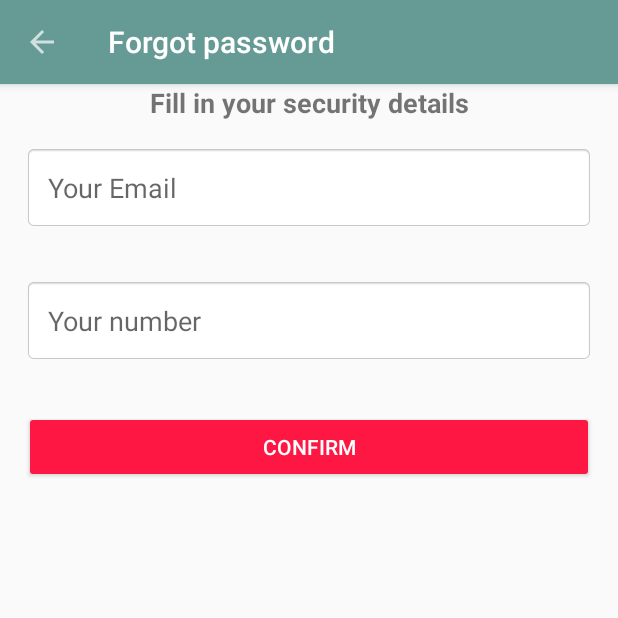
After one commit to harshkhare93/CashTrack-Project-work, an Android app: the ForgotActivity screen opened directly, with no data from a screen before it, on a phone screen of 412 x 824 dp, the top half of it. The commit adds this screen. Run offline under Robolectric (Android 15) with nearby library versions, the phone set to English and light mode, and no system bars.

Commit message:
completed app

```diff
--- a/app/src/main/java/trainedge/cashtrack/AlarmReceiver.java
+++ b/app/src/main/java/trainedge/cashtrack/AlarmReceiver.java
@@ -75,7 +75,6 @@ public class AlarmReceiver extends BroadcastReceiver implements TextToSpeech.OnI
             calSet.set(Calendar.SECOND, 0);
             calSet.set(Calendar.MILLISECOND, 0);
             Intent intent = new Intent("trainedge.cashtrack.MY_ALARM");
-
             PendingIntent pendingIntent = PendingIntent.getBroadcast(context, 1, intent, PendingIntent.FLAG_UPDATE_CURRENT);
             AlarmManager alarmManager = (AlarmManager) context.getSystemService(ALARM_SERVICE);
             alarmManager.setRepeating(AlarmManager.RTC_WAKEUP, calSet.getTimeInMillis(), 24 * 60 * 60 * 1000, pendingIntent);
@@ -124,7 +123,6 @@ public class AlarmReceiver extends BroadcastReceiver implements TextToSpeech.OnI
         intent.putExtra("trainedge.cashtrack.EXTRA_MSG", msg);
         PendingIntent pendingIntent = PendingIntent.getBroadcast(context, 1, intent, PendingIntent.FLAG_UPDATE_CURRENT);
         AlarmManager alarmManager = (AlarmManager) context.getSystemService(ALARM_SERVICE);
-
         alarmManager.setRepeating(AlarmManager.RTC_WAKEUP, calSet.getTimeInMillis(), 24 * 60 * 60 * 1000, pendingIntent);
         Log.i("SERVICE", "alarm set");
         Toast.makeText(context, "Event schedule set", Toast.LENGTH_SHORT).show();
--- /dev/null
+++ b/app/src/main/java/trainedge/cashtrack/ForgotActivity.java
@@ -0,0 +1,73 @@
+package trainedge.cashtrack;
+
+import android.content.Intent;
+import android.content.SharedPreferences;
+import android.net.Uri;
+import android.os.Bundle;
+import android.support.design.widget.FloatingActionButton;
+import android.support.design.widget.Snackbar;
+import android.support.v7.app.AppCompatActivity;
+import android.support.v7.widget.Toolbar;
+import android.view.View;
+import android.widget.Button;
+import android.widget.EditText;
+
+import static trainedge.cashtrack.Constants.EMAIL;
+import static trainedge.cashtrack.Constants.NUMBER;
+
+public class ForgotActivity extends AppCompatActivity implements View.OnClickListener {
+
+    private SharedPreferences settings;
+    private Button btnConfirm;
+    private EditText etEmail;
+    private EditText etContact;
+
+    @Override
+    protected void onCreate(Bundle savedInstanceState) {
+        super.onCreate(savedInstanceState);
+        setContentView(R.layout.activity_forgot);
+        Toolbar toolbar = (Toolbar) findViewById(R.id.toolbar);
+        btnConfirm = (Button) findViewById(R.id.btnConfirm);
+        etEmail = (EditText) findViewById(R.id.etEmail);
+        etContact = (EditText) findViewById(R.id.etContact);
+
+        setSupportActionBar(toolbar);
+        getSupportActionBar().setDisplayHomeAsUpEnabled(true);
+
+        btnConfirm.setOnClickListener(this);
+        settings = getSharedPreferences(Constants.MY_PREFS, MODE_PRIVATE);
+
+    }
+
+
+    @Override
+    public void onClick(View v) {
+        if (settings.contains(EMAIL) && settings.contains(NUMBER)) {
+            String email = etEmail.getText().toString();
+            String contact = etContact.getText().toString();
+            String savedEmail = settings.getString(EMAIL, "");
+            String savedContact = settings.getString(NUMBER, "");
+
+            if (email.equals(savedEmail) && contact.equals(savedContact)) {
+                String savedPassword = settings.getString(Constants.PASSWORD, "");
+                composeEmail(new String[]{savedEmail}, "Password recovery mail", savedPassword);
+
+            }
+        } else {
+            Snackbar.make(etEmail, "You have not registered yet", Snackbar.LENGTH_INDEFINITE).show();
+        }
+
+    }
+
+    public void composeEmail(String[] addresses, String subject, String msg) {
+        Intent intent = new Intent(Intent.ACTION_SENDTO);
+        intent.setData(Uri.parse("mailto:")); // only email apps should handle this
+        intent.putExtra(Intent.EXTRA_EMAIL, addresses);
+        intent.putExtra(Intent.EXTRA_SUBJECT, subject);
+        intent.putExtra(Intent.EXTRA_TEXT,  msg);
+        if (intent.resolveActivity(getPackageManager()) != null) {
+            startActivity(intent);
+        }
+    }
+
+}
--- a/app/src/main/java/trainedge/cashtrack/GraphActivity.java
+++ b/app/src/main/java/trainedge/cashtrack/GraphActivity.java
@@ -55,9 +55,7 @@ public class GraphActivity extends AppCompatActivity {
     private void cursorToList() {
 
         ExpenseDatabaseAdapter dbAdapter = new ExpenseDatabaseAdapter(this).open();
-
         Cursor cursor = dbAdapter.getAllExpense();
-
         float budget = expPref.getFloat("budget", 0.0f);
         dbAdapter.close();
         cursor = new ExpenseDatabaseAdapter(this).open().getAllExpense();
--- a/app/src/main/java/trainedge/cashtrack/ListActivity.java
+++ b/app/src/main/java/trainedge/cashtrack/ListActivity.java
@@ -267,6 +267,7 @@ public class ListActivity extends AppCompatActivity
             settings.edit().putBoolean(STATE, false).apply();
             Intent settings = new Intent(ListActivity.this, LoginActivity.class);
             startActivity(settings);
+            finish();
         }
 
         DrawerLayout drawer = (DrawerLayout) findViewById(R.id.drawer_layout);
--- /dev/null
+++ b/app/src/main/res/layout/activity_forgot.xml
@@ -0,0 +1,26 @@
+<?xml version="1.0" encoding="utf-8"?>
+<android.support.design.widget.CoordinatorLayout xmlns:android="http://schemas.android.com/apk/res/android"
+    xmlns:app="http://schemas.android.com/apk/res-auto"
+    xmlns:tools="http://schemas.android.com/tools"
+    android:layout_width="match_parent"
+    android:layout_height="match_parent"
+    tools:context="trainedge.cashtrack.ForgotActivity">
+
+    <android.support.design.widget.AppBarLayout
+        android:layout_width="match_parent"
+        android:layout_height="wrap_content"
+        android:theme="@style/AppTheme.AppBarOverlay">
+
+        <android.support.v7.widget.Toolbar
+            android:id="@+id/toolbar"
+            android:layout_width="match_parent"
+            android:layout_height="?attr/actionBarSize"
+            android:background="?attr/colorPrimary"
+            app:popupTheme="@style/AppTheme.PopupOverlay" />
+
+    </android.support.design.widget.AppBarLayout>
+
+    <include layout="@layout/content_forgot" />
+
+
+</android.support.design.widget.CoordinatorLayout>
--- /dev/null
+++ b/app/src/main/res/layout/content_forgot.xml
@@ -0,0 +1,59 @@
+<?xml version="1.0" encoding="utf-8"?>
+<LinearLayout xmlns:android="http://schemas.android.com/apk/res/android"
+    xmlns:app="http://schemas.android.com/apk/res-auto"
+    xmlns:tools="http://schemas.android.com/tools"
+    android:layout_width="match_parent"
+    android:orientation="vertical"
+    android:layout_height="match_parent"
+    app:layout_behavior="@string/appbar_scrolling_view_behavior"
+    tools:context="trainedge.cashtrack.ForgotActivity"
+    tools:showIn="@layout/activity_forgot">
+
+    <TextView
+        android:layout_width="match_parent"
+        android:layout_height="wrap_content"
+        android:text="Fill in your security details"
+        android:textAlignment="center"
+        android:textSize="18sp"
+        android:textStyle="bold" />
+
+    <EditText
+        android:id="@+id/etEmail"
+        android:layout_width="match_parent"
+        android:layout_height="wrap_content"
+        android:layout_margin="16dp"
+        android:background="@android:drawable/editbox_background_normal"
+        android:ems="10"
+        android:hint="Your Email"
+        android:inputType="textEmailAddress"
+        android:padding="16dp" />
+
+    <EditText
+        android:id="@+id/etContact"
+        android:layout_width="match_parent"
+        android:layout_height="wrap_content"
+        android:layout_margin="16dp"
+        android:background="@android:drawable/editbox_background_normal"
+        android:ems="10"
+        android:hint="Your number"
+        android:inputType="phone"
+        android:padding="16dp" />
+
+    <Button
+        android:id="@+id/btnConfirm"
+        style="@style/Widget.AppCompat.Button.Colored"
+        android:layout_width="match_parent"
+        android:layout_height="wrap_content"
+        android:layout_margin="16dp"
+        android:text="Confirm" />
+
+    <TextView
+        android:id="@+id/tvPassword"
+        android:layout_width="match_parent"
+        android:layout_height="wrap_content"
+        android:layout_margin="16dp"
+        android:padding="16dp"
+        android:textSize="24sp"
+        android:textStyle="bold"
+        android:visibility="gone" />
+</LinearLayout>
```
Also changed, not shown: app/src/main/java/trainedge/cashtrack/SignupActivity.java (+9 -9 lines), app/src/main/java/trainedge/cashtrack/TTSactivity.java (+19 -1 lines), app/src/main/res/layout/activity_ttsactivity.xml (+12 -2 lines).
